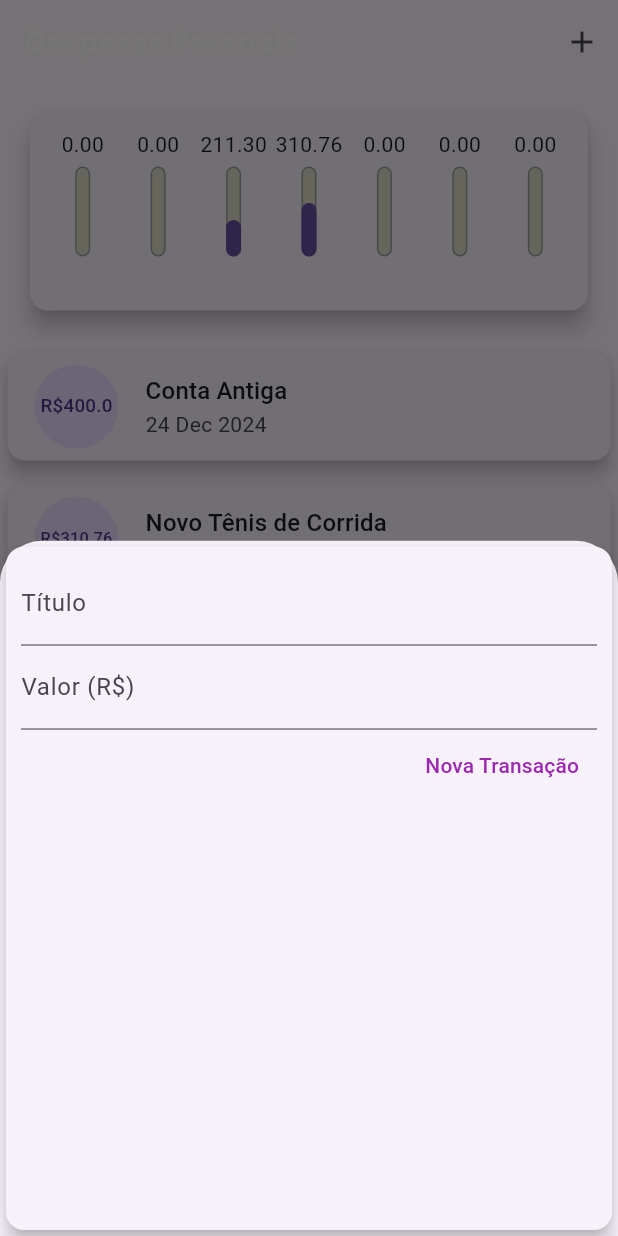
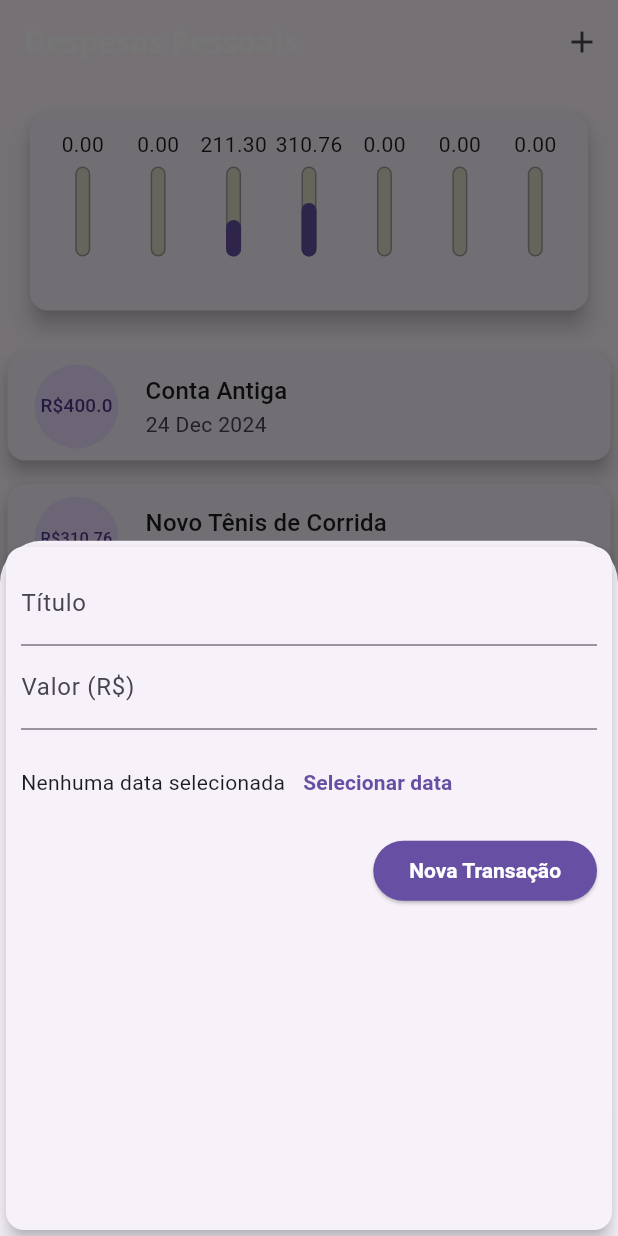
Before and after one commit to jgdlago/expenses-app, a Flutter app: the screen it shows after launch, after a tap on the "add" icon, on a phone screen of 412 x 824 dp. Run offline on Flutter 3.47's test engine with Material 3 defaults, Android fonts, the phone set to English and light mode, and no system bars.

Commit message:
:sparkles: feat(public): ajustes gerais de layout do formulário

```diff
--- a/expenses/lib/components/transaction_form.dart
+++ b/expenses/lib/components/transaction_form.dart
@@ -49,16 +49,37 @@ class _TransactionFormState extends State<TransactionForm> {
                 labelText: 'Valor (R\$)',
               ),
             ),
+            Container(
+              height: 70,
+              child: Row(
+                children: <Widget>[
+                  Text('Nenhuma data selecionada'),
+                  TextButton(
+                    style: TextButton.styleFrom(
+                      foregroundColor: Theme.of(context).primaryColor, // Cor do texto
+                    ),
+                    onPressed: () {
+
+                    },
+                    child: const Text(
+                      'Selecionar data',
+                      style: TextStyle(
+                        fontWeight: FontWeight.bold, // Negrito
+                      ),
+                    ),
+                  ),
+                ],
+              ),
+            ),
             Row(
               mainAxisAlignment: MainAxisAlignment.end,
               children: <Widget>[
-                TextButton(
-                  child: const Text(
-                    'Nova Transação',
-                    style: TextStyle(
-                      color: Colors.purple,
-                    ),
+                ElevatedButton(
+                  style: ElevatedButton.styleFrom(
+                    backgroundColor: Theme.of(context).primaryColor,
+                    foregroundColor: Theme.of(context).colorScheme.onPrimary,
                   ),
+                  child: const Text('Nova Transação'),
                   onPressed: _submitForm,
                 )
               ],
--- a/expenses/lib/main.dart
+++ b/expenses/lib/main.dart
@@ -1,7 +1,6 @@
 import 'package:expenses/components/transaction_form.dart';
 import 'package:flutter/material.dart';
 import 'dart:math';
-import 'components/transaction_form.dart';
 import 'components/transaction_list.dart';
 import 'components/chart.dart';
 import 'models/transaction.dart';
@@ -12,6 +11,7 @@ class ExpensesApp extends StatelessWidget {
   ExpensesApp({Key? key}) : super(key: key);
   final ThemeData tema = ThemeData();
 
+  @override
   @override
   Widget build(BuildContext context) {
     return MaterialApp(
@@ -36,9 +36,24 @@ class ExpensesApp extends StatelessWidget {
             fontWeight: FontWeight.bold,
           ),
         ),
+        elevatedButtonTheme: ElevatedButtonThemeData(
+          style: ElevatedButton.styleFrom(
+            backgroundColor: Colors.purple, // Cor de fundo
+            foregroundColor: Colors.white, // Cor do texto
+            textStyle: const TextStyle(
+              fontWeight: FontWeight.bold,
+            ),
+          ),
+        ),
+        textButtonTheme: TextButtonThemeData(
+          style: TextButton.styleFrom(
+            foregroundColor: Colors.amber, // Cor do texto
+          ),
+        ),
       ),
     );
   }
+
 }
 
 class MyHomePage extends StatefulWidget {
```
